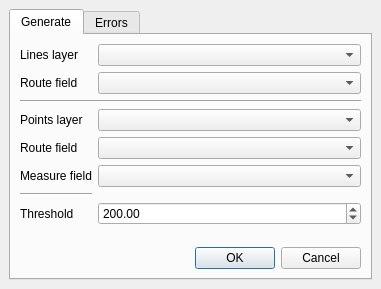
First picture: the form in lrs/ui_lrsdockwidget.ui, repository blazek/lrs, before the edit.
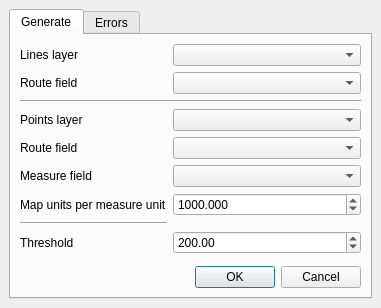
Second picture: the form after the edit. The open tabs and pages were chosen to show the change.

Commit message: quality layer symbology

```diff
--- a/lrs/ui_lrsdockwidget.ui
+++ b/lrs/ui_lrsdockwidget.ui
@@ -7,7 +7,7 @@
     <x>0</x>
     <y>0</y>
     <width>381</width>
-    <height>289</height>
+    <height>308</height>
    </rect>
   </property>
   <property name="windowTitle">
@@ -71,7 +71,7 @@
             </property>
            </widget>
           </item>
-          <item row="7" column="0">
+          <item row="8" column="0">
            <widget class="QLabel" name="getThresholdLabel">
             <property name="text">
              <string>Threshold</string>
@@ -101,7 +101,7 @@
           <item row="3" column="1">
            <widget class="QComboBox" name="genPointLayerCombo"/>
           </item>
-          <item row="7" column="1">
+          <item row="8" column="1">
            <widget class="QDoubleSpinBox" name="genThresholdSpin">
             <property name="maximum">
              <double>1000000.000000000000000</double>
@@ -114,13 +114,33 @@
           <item row="5" column="1">
            <widget class="QComboBox" name="genPointMeasureFieldCombo"/>
           </item>
-          <item row="6" column="0">
+          <item row="7" column="0">
            <widget class="Line" name="line_2">
             <property name="orientation">
              <enum>Qt::Horizontal</enum>
             </property>
            </widget>
           </item>
+          <item row="6" column="1">
+           <widget class="QDoubleSpinBox" name="genMapUnitsPerMeasureUnitSpin">
+            <property name="decimals">
+             <number>3</number>
+            </property>
+            <property name="maximum">
+             <double>1000000.000000000000000</double>
+            </property>
+            <property name="value">
+             <double>1000.000000000000000</double>
+            </property>
+           </widget>
+          </item>
+          <item row="6" column="0">
+           <widget class="QLabel" name="genMapUnitsPerMeasureUnitLabel">
+            <property name="text">
+             <string>Map units per measure unit</string>
+            </property>
+           </widget>
+          </item>
          </layout>
         </item>
         <item>
```
Left out of the diff: 2 changed lines with no effect on the pictures. The commit also changes 2 other files.
